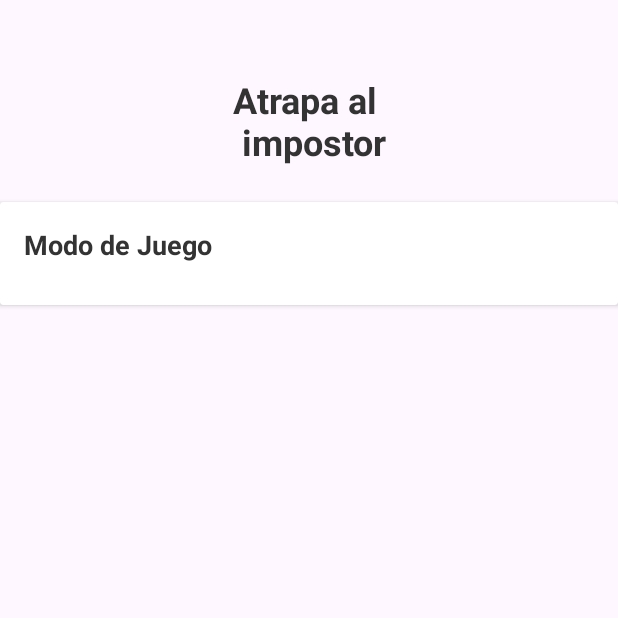
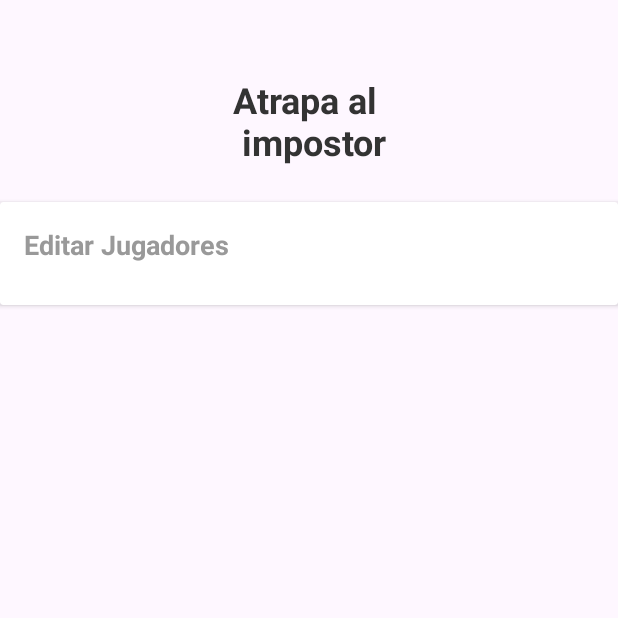
Before and after one commit to modinoricardo/ImpostorGame, an Android app: the screen it shows after launch (MainActivity), on a phone screen of 412 x 824 dp, the top half of it. Run offline under Robolectric (Android 15) with nearby library versions, the light colour scheme and no system bars; our stand-ins replace FlexboxLayout; libraries missing offline, so code that uses them is left out: com.google.android.flexbox; 2 statements that could not run were skipped.

Commit message:
CardView editar Jugadores terminada

```diff
--- a/app/src/main/res/layout/activity_main.xml
+++ b/app/src/main/res/layout/activity_main.xml
@@ -49,8 +49,8 @@
                     android:layout_width="match_parent"
                     android:layout_height="wrap_content"
                     android:layout_marginBottom="12dp"
-                    android:text="Modo de Juego"
-                    android:textColor="#333"
+                    android:text="Editar Jugadores"
+                    android:textColor="@color/gris_oscuro"
                     android:textSize="18sp"
                     android:textStyle="bold" />
 
--- a/app/src/main/res/values/colors.xml
+++ b/app/src/main/res/values/colors.xml
@@ -3,4 +3,5 @@
     <color name="black">#FF000000</color>
     <color name="white">#FFFFFFFF</color>
     <color name="button_pressed">#EEEEEE</color>
+    <color name="gris_oscuro">#999999</color>
 </resources>
```
Also changed, not shown: app/src/main/java/com/example/impostorgame/MainActivity.kt (+20 -16 lines).
